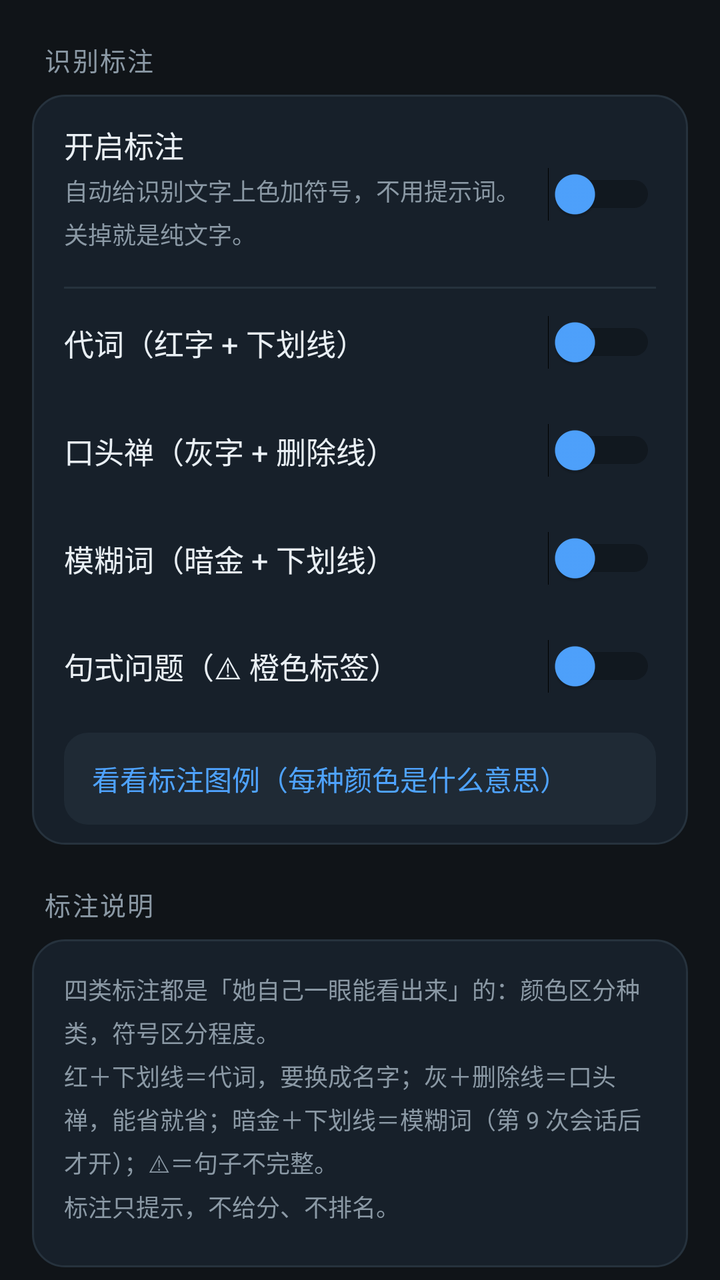
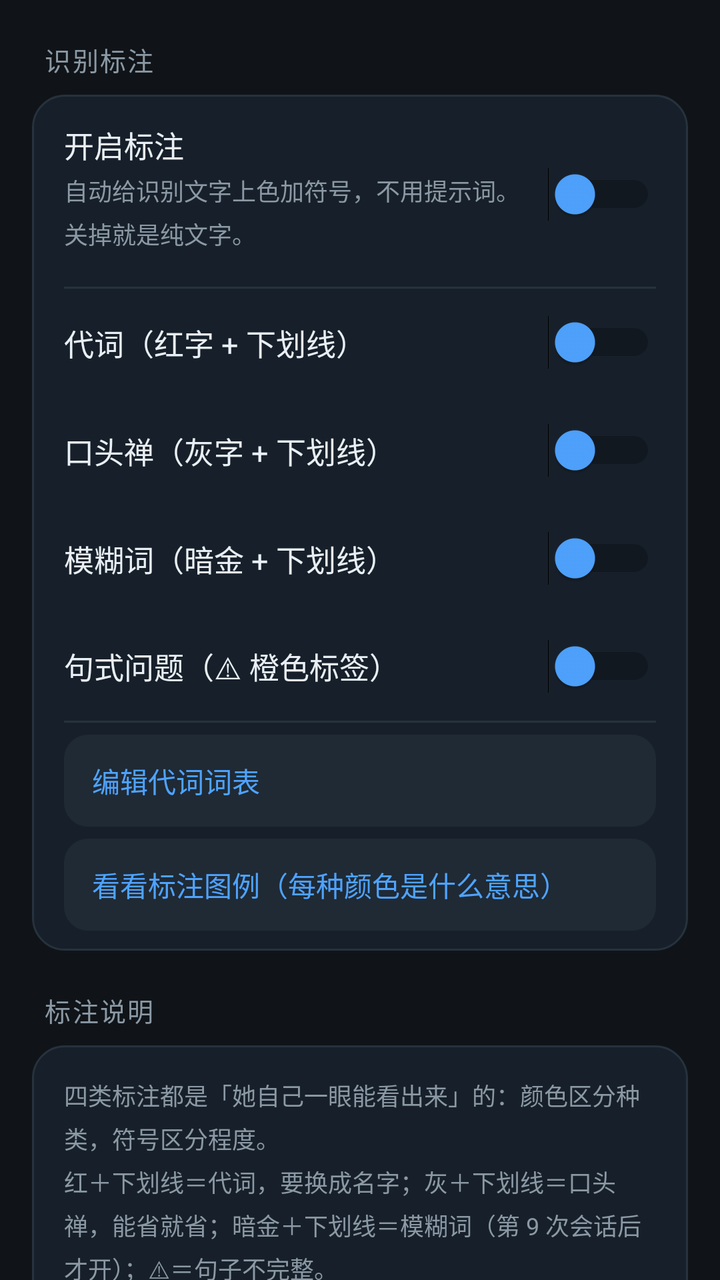

Before-and-after screenshots of an Android layout around one commit, followed by the original layout XML and the change that was made.
<!-- AndroidManifest.xml: application theme Theme.LoudSpeak -->
<!-- res/layout/settings_mark.xml -->
<?xml version="1.0" encoding="utf-8"?>
<ScrollView xmlns:android="http://schemas.android.com/apk/res/android"
    android:layout_width="match_parent"
    android:layout_height="match_parent"
    android:fillViewport="true"
    android:scrollbars="none">

    <LinearLayout
        android:layout_width="match_parent"
        android:layout_height="wrap_content"
        android:orientation="vertical"
        android:paddingLeft="16dp"
        android:paddingRight="16dp"
        android:paddingBottom="32dp">

        <TextView style="@style/SetSection" android:text="识别标注" />

        <LinearLayout style="@style/SetCard">

            <LinearLayout style="@style/SetRow">
                <LinearLayout
                    android:layout_width="0dp"
                    android:layout_height="wrap_content"
                    android:layout_weight="1"
                    android:orientation="vertical">

                    <TextView style="@style/SetTitle" android:text="开启标注" />
                    <TextView style="@style/SetDesc"
                        android:text="自动给识别文字上色加符号，不用提示词。关掉就是纯文字。" />
                </LinearLayout>

                <Switch
                    android:id="@+id/swAnnot"
                    style="@style/SetSwitch" />
            </LinearLayout>

            <View style="@style/SetDivider" />

            <LinearLayout style="@style/SetRow">
                <TextView
                    style="@style/SetTitle"
                    android:layout_width="0dp"
                    android:layout_weight="1"
                    android:text="代词（红字 + 下划线）" />

                <Switch
                    android:id="@+id/swPron"
                    style="@style/SetSwitch" />
            </LinearLayout>

            <LinearLayout style="@style/SetRow">
                <TextView
                    style="@style/SetTitle"
                    android:layout_width="0dp"
                    android:layout_weight="1"
                    android:text="口头禅（灰字 + 删除线）" />

                <Switch
                    android:id="@+id/swFiller"
                    style="@style/SetSwitch" />
            </LinearLayout>

            <LinearLayout style="@style/SetRow">
                <TextView
                    style="@style/SetTitle"
                    android:layout_width="0dp"
                    android:layout_weight="1"
                    android:text="模糊词（暗金 + 下划线）" />

                <Switch
                    android:id="@+id/swMuzzy"
                    style="@style/SetSwitch" />
            </LinearLayout>

            <LinearLayout style="@style/SetRow">
                <TextView
                    style="@style/SetTitle"
                    android:layout_width="0dp"
                    android:layout_weight="1"
                    android:text="句式问题（⚠ 橙色标签）" />

                <Switch
                    android:id="@+id/swIssue"
                    style="@style/SetSwitch" />
            </LinearLayout>

            <androidx.appcompat.widget.AppCompatButton
                android:id="@+id/btnLegend"
                style="@style/SetBtnAccent"
                android:text="看看标注图例（每种颜色是什么意思）" />
        </LinearLayout>

        <TextView style="@style/SetSection" android:text="标注说明" />

        <LinearLayout style="@style/SetCard">
            <TextView
                style="@style/SetDesc"
                android:paddingTop="12dp"
                android:paddingBottom="12dp"
                android:text="四类标注都是「她自己一眼能看出来」的：颜色区分种类，符号区分程度。\n红＋下划线＝代词，要换成名字；灰＋删除线＝口头禅，能省就省；暗金＋下划线＝模糊词（第 9 次会话后才开）；⚠＝句子不完整。\n标注只提示，不给分、不排名。" />
        </LinearLayout>
    </LinearLayout>
</ScrollView>
<!-- resources referenced by this layout -->
<resources>
  <style name="SetBtnAccent" parent="SetBtn">
          <item name="android:textColor">@color/s_accent</item>
      </style>
  <style name="SetDivider">
          <item name="android:layout_width">match_parent</item>
          <item name="android:layout_height">1dp</item>
          <item name="android:background">@color/s_stroke</item>
      </style>
  <style name="SetRow">
          <item name="android:layout_width">match_parent</item>
          <item name="android:layout_height">wrap_content</item>
          <item name="android:orientation">horizontal</item>
          <item name="android:gravity">center_vertical</item>
          <item name="android:minHeight">54dp</item>
          <item name="android:paddingTop">10dp</item>
          <item name="android:paddingBottom">10dp</item>
      </style>
  <style name="SetSwitch">
          <item name="android:layout_width">wrap_content</item>
          <item name="android:layout_height">wrap_content</item>
          <item name="android:layout_marginStart">8dp</item>
          <item name="android:thumbTint">@color/s_accent</item>
      </style>
  <style name="SetTitle">
          <item name="android:layout_width">wrap_content</item>
          <item name="android:layout_height">wrap_content</item>
          <item name="android:textColor">@color/s_text</item>
          <item name="android:textSize">15sp</item>
      </style>
  <style name="SetBtn" parent="Widget.AppCompat.Button.Borderless">
          <item name="android:layout_width">match_parent</item>
          <item name="android:layout_height">wrap_content</item>
          <item name="android:minHeight">46dp</item>
          <item name="android:layout_marginTop">6dp</item>
          <item name="android:background">@drawable/bg_card_soft</item>
          <item name="android:textColor">@color/s_text</item>
          <item name="android:textSize">14sp</item>
          <item name="android:textAllCaps">false</item>
          <item name="android:gravity">center_vertical|start</item>
          <item name="android:paddingLeft">14dp</item>
          <item name="android:paddingRight">14dp</item>
      </style>
  <color name="s_accent">#FF4FA3FF</color>
  <!-- drawable bg_card (drawable) -->
  <?xml version="1.0" encoding="utf-8"?>
  <shape xmlns:android="http://schemas.android.com/apk/res/android" android:shape="rectangle">
      <solid android:color="@color/s_card" />
      <corners android:radius="16dp" />
      <stroke android:width="1dp" android:color="@color/s_stroke" />
  </shape>
  <color name="s_text2">#FF8B99A5</color>
  <color name="s_stroke">#FF26323D</color>
  <color name="s_text">#FFE9EFF4</color>
  <color name="bg">#FF101418</color>
  <color name="accent">#FF4CAF50</color>
  <color name="black">#FF000000</color>
  <style name="LSButton" parent="Widget.Material3.Button">
          <item name="backgroundTint">@color/btn_bg</item>
          <item name="android:textColor">@color/btn_text</item>
      </style>
  <!-- drawable bg_card_soft (drawable) -->
  <?xml version="1.0" encoding="utf-8"?>
  <shape xmlns:android="http://schemas.android.com/apk/res/android" android:shape="rectangle">
      <solid android:color="@color/s_card_soft" />
      <corners android:radius="12dp" />
  </shape>
  <color name="s_card">#FF17202A</color>
  <color name="s_card_soft">#FF1F2A35</color>
  <!-- unchanged entries left out for length: 4 -->
</resources>

<!-- the commit's change to res/layout/settings_mark.xml (unified diff, before → after) -->
@@ -53,7 +53,7 @@
                     style="@style/SetTitle"
                     android:layout_width="0dp"
                     android:layout_weight="1"
-                    android:text="口头禅（灰字 + 删除线）" />
+                    android:text="口头禅（灰字 + 下划线）" />
 
                 <Switch
                     android:id="@+id/swFiller"
@@ -84,6 +84,13 @@
                     style="@style/SetSwitch" />
             </LinearLayout>
 
+            <View style="@style/SetDivider" />
+
+            <androidx.appcompat.widget.AppCompatButton
+                android:id="@+id/btnEditPronouns"
+                style="@style/SetBtnAccent"
+                android:text="编辑代词词表" />
+
             <androidx.appcompat.widget.AppCompatButton
                 android:id="@+id/btnLegend"
                 style="@style/SetBtnAccent"
@@ -97,7 +104,7 @@
                 style="@style/SetDesc"
                 android:paddingTop="12dp"
                 android:paddingBottom="12dp"
-                android:text="四类标注都是「她自己一眼能看出来」的：颜色区分种类，符号区分程度。\n红＋下划线＝代词，要换成名字；灰＋删除线＝口头禅，能省就省；暗金＋下划线＝模糊词（第 9 次会话后才开）；⚠＝句子不完整。\n标注只提示，不给分、不排名。" />
+                android:text="四类标注都是「她自己一眼能看出来」的：颜色区分种类，符号区分程度。\n红＋下划线＝代词，要换成名字；灰＋下划线＝口头禅，能省就省；暗金＋下划线＝模糊词（第 9 次会话后才开）；⚠＝句子不完整。\n标注只提示，不给分、不排名。" />
         </LinearLayout>
     </LinearLayout>
 </ScrollView>
<!-- resource entries referenced after the edit -->
@@ -1,7 +1,7 @@
 <!-- resources referenced by this layout -->
 <resources>
   <style name="SetBtnAccent" parent="SetBtn">
-          <item name="android:textColor">@color/s_accent</item>
+          <item name="android:textColor">@color/set_btn_text_accent</item>
       </style>
   <style name="SetDivider">
           <item name="android:layout_width">match_parent</item>
@@ -35,7 +35,7 @@
           <item name="android:minHeight">46dp</item>
           <item name="android:layout_marginTop">6dp</item>
           <item name="android:background">@drawable/bg_card_soft</item>
-          <item name="android:textColor">@color/s_text</item>
+          <item name="android:textColor">@color/set_btn_text</item>
           <item name="android:textSize">14sp</item>
           <item name="android:textAllCaps">false</item>
           <item name="android:gravity">center_vertical|start</item>
@@ -62,11 +62,32 @@
       </style>
   <!-- drawable bg_card_soft (drawable) -->
   <?xml version="1.0" encoding="utf-8"?>
-  <shape xmlns:android="http://schemas.android.com/apk/res/android" android:shape="rectangle">
-      <solid android:color="@color/s_card_soft" />
-      <corners android:radius="12dp" />
-  </shape>
+  <selector xmlns:android="http://schemas.android.com/apk/res/android">
+  
+      <item android:state_enabled="false">
+          <shape android:shape="rectangle">
+              <solid android:color="@color/s_card_dis" />
+              <corners android:radius="12dp" />
+          </shape>
+      </item>
+  
+      <item android:state_pressed="true">
+          <shape android:shape="rectangle">
+              <solid android:color="@color/s_card_press" />
+              <corners android:radius="12dp" />
+          </shape>
+      </item>
+  
+      <item>
+          <shape android:shape="rectangle">
+              <solid android:color="@color/s_card_soft" />
+              <corners android:radius="12dp" />
+          </shape>
+      </item>
+  </selector>
   <color name="s_card">#FF17202A</color>
+  <color name="s_card_dis">#FF1A2129</color>
+  <color name="s_card_press">#FF2C3A48</color>
   <color name="s_card_soft">#FF1F2A35</color>
   <!-- unchanged entries left out for length: 4 -->
 </resources>
